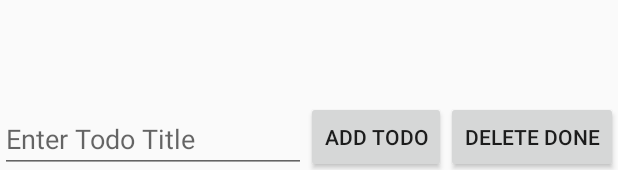
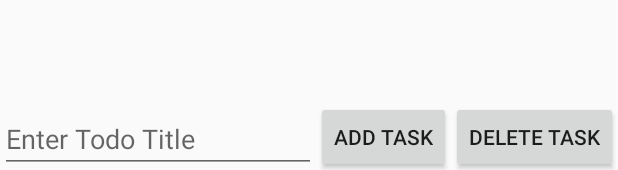
Before and after one commit to AND-Digital-Jemison/Jemison_KotlinMMP, an Android app: the layout activity_main.xml on its own in the app's theme, with its tools: preview values and no code run, on a phone screen of 412 x 824 dp. Shown: the part 1063-1233 px from the top of the screen. Run offline under Robolectric (Android 15) with nearby library versions, the phone set to English and light mode, and no system bars.

Commit message:
changed Todo to Task

```diff
--- a/KotlinMMP/androidApp/src/main/res/layout/activity_main.xml
+++ b/KotlinMMP/androidApp/src/main/res/layout/activity_main.xml
@@ -30,7 +30,7 @@
         android:id="@+id/btnAddTodo"
         android:layout_width="wrap_content"
         android:layout_height="wrap_content"
-        android:text="Add Todo"
+        android:text="Add Task"
         app:layout_constraintBottom_toBottomOf="parent"
         app:layout_constraintEnd_toStartOf="@+id/btnDeleteDoneTodos" />
 
@@ -38,7 +38,7 @@
         android:id="@+id/btnDeleteDoneTodos"
         android:layout_width="wrap_content"
         android:layout_height="wrap_content"
-        android:text="Delete done"
+        android:text="Delete Task"
         app:layout_constraintBottom_toBottomOf="parent"
         app:layout_constraintEnd_toEndOf="parent" />
 </androidx.constraintlayout.widget.ConstraintLayout>
```
